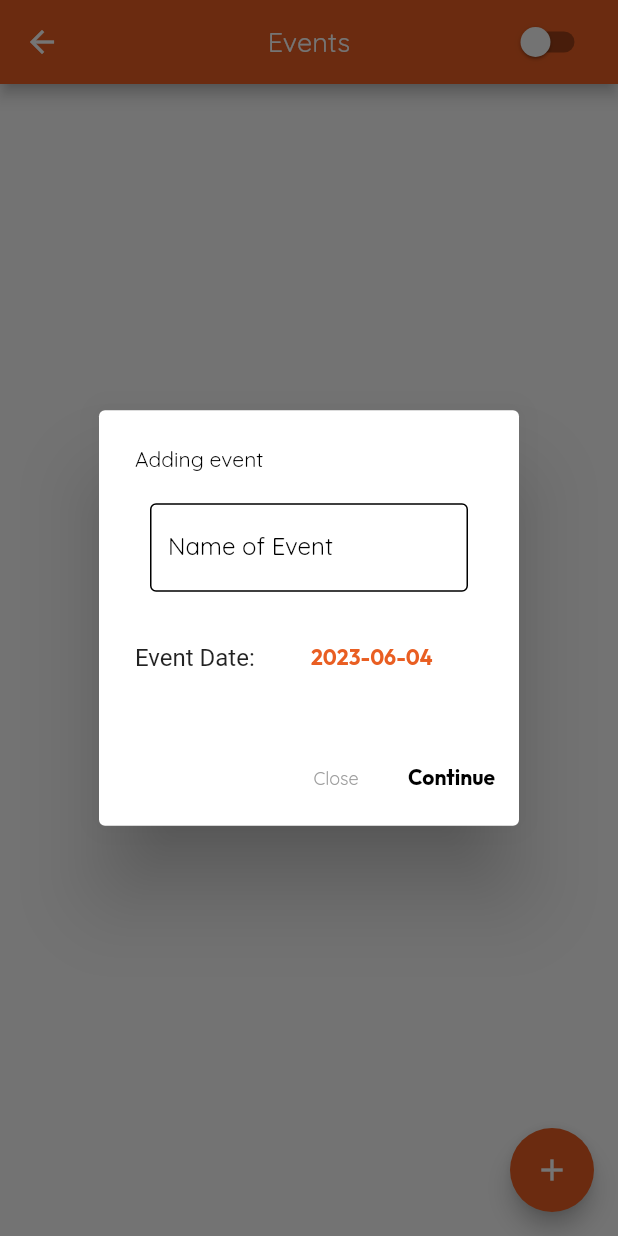
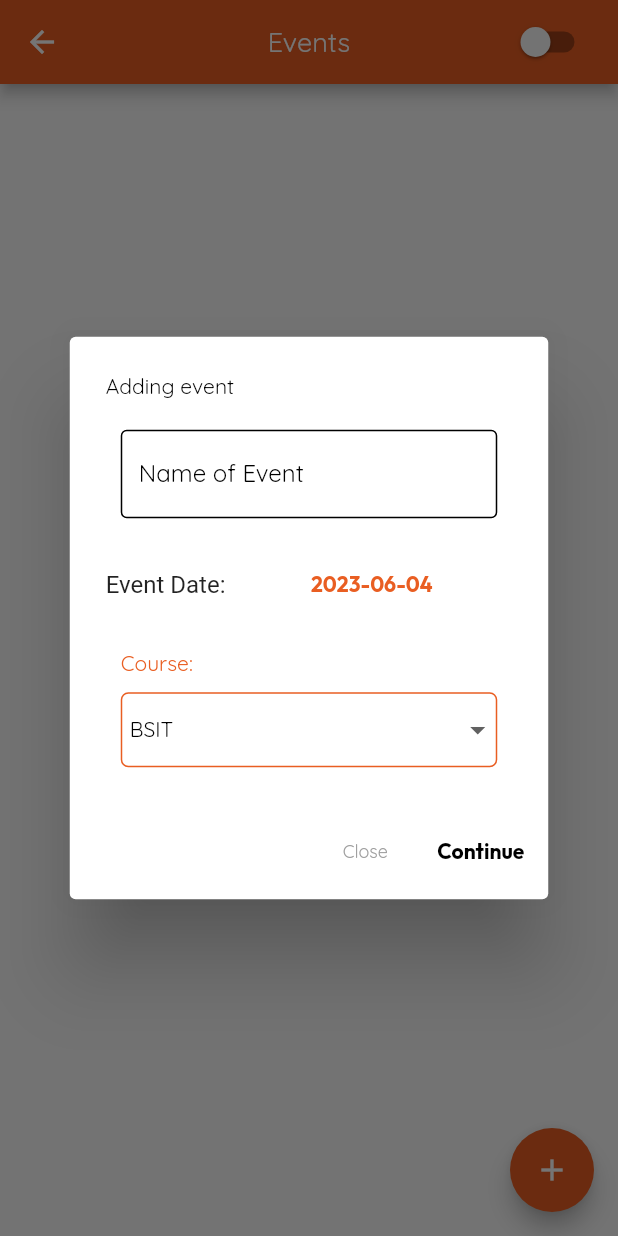
Before and after one commit to lansoyyy/biometrics_attendance_monitoring, a Flutter app: the EventTab screen opened directly, after a tap on the "add" icon, on a phone screen of 412 x 824 dp. Run offline on Flutter 3.47's test engine with Material 2 defaults, Android fonts, the phone set to English and light mode, and no system bars; our stand-ins replace cloud_firestore, firebase_auth, firebase_core, firebase_storage, fluttertoast, get_storage and 4 more; accounts and stored records are empty.

Commit message:
initial fix

```diff
--- a/lib/screens/tabs/attendance_tab.dart
+++ b/lib/screens/tabs/attendance_tab.dart
@@ -143,6 +143,7 @@ class _AttendanceTabState extends State<AttendanceTab> {
 
   @override
   Widget build(BuildContext context) {
+    print('hey $course');
     return Padding(
       padding: const EdgeInsets.only(left: 20, right: 20),
       child: SingleChildScrollView(
@@ -164,6 +165,7 @@ class _AttendanceTabState extends State<AttendanceTab> {
                     .where('day', isEqualTo: DateTime.now().day)
                     .where('month', isEqualTo: DateTime.now().month)
                     .where('year', isEqualTo: DateTime.now().year)
+                    .where('course', isEqualTo: course)
                     .snapshots(),
                 builder: (BuildContext context,
                     AsyncSnapshot<QuerySnapshot> snapshot) {
--- a/lib/screens/tabs/event_tab.dart
+++ b/lib/screens/tabs/event_tab.dart
@@ -18,8 +18,27 @@ class _EventTabState extends State<EventTab> {
   String name = '';
 
   bool _value = false;
+
+  List<String> dropdownItems = [
+    'BSIT',
+    'BSIS',
+    'BS IND TECH (ARCHITECTURAL DRAFTING)',
+    'BS IND TECH (AUTOMOTIVE)',
+    'BS IND TECH (COMPUTER TECHNOLOGY)',
+    'BS IND TECH (ELECTRICAL TECHNOLOGY)',
+    'BS IND TECH (ELECTRONICS TECHNOLOGY)',
+    'BS IND TECH (FOOD TRADES TECHNOLOGY)',
+    'BS IND TECH (MECHANICAL TECHNOLOGY)',
+    'BTVTED (ELECTRICAL TECHNOLOGY)',
+    'BTVTED (ELECTRONICS TECHNOLOGY)',
+    'BSCPE',
+    'BSECE',
+  ];
+
+  String selectedItem = 'BSIT';
   @override
   Widget build(BuildContext context) {
+    print(_value);
     return Scaffold(
       floatingActionButton: FloatingActionButton(
         backgroundColor: primary,
@@ -98,6 +117,59 @@ class _EventTabState extends State<EventTab> {
                               ),
                             ],
                           ),
+                          const SizedBox(
+                            height: 20,
+                          ),
+                          Align(
+                            alignment: Alignment.topLeft,
+                            child: Padding(
+                              padding:
+                                  const EdgeInsets.only(left: 10, bottom: 10),
+                              child: TextRegular(
+                                  text: 'Course:',
+                                  fontSize: 14,
+                                  color: primary),
+                            ),
+                          ),
+                          Padding(
+                            padding: const EdgeInsets.only(left: 10, right: 10),
+                            child: Container(
+                              decoration: BoxDecoration(
+                                  border: Border.all(
+                                    color: primary,
+                                  ),
+                                  borderRadius: BorderRadius.circular(5)),
+                              child: DropdownButton<String>(
+                                underline: const SizedBox(),
+                                value: selectedItem,
+                                items: dropdownItems.map((String item) {
+                                  return DropdownMenuItem<String>(
+                                    value: item,
+                                    child: Center(
+                                      child: SizedBox(
+                                        width: 225,
+                                        child: Padding(
+                                          padding: const EdgeInsets.all(5.0),
+                                          child: Text(
+                                            item,
+                                            style: const TextStyle(
+                                                color: Colors.black,
+                                                fontFamily: 'QRegular',
+                                                fontSize: 14),
+                                          ),
+                                        ),
+                                      ),
+                                    ),
+                                  );
+                                }).toList(),
+                                onChanged: (newValue) {
+                                  setState(() {
+                                    selectedItem = newValue.toString();
+                                  });
+                                },
+                              ),
+                            ),
+                          ),
                         ],
                       ),
                     );
@@ -112,7 +184,7 @@ class _EventTabState extends State<EventTab> {
                     ),
                     TextButton(
                       onPressed: () {
-                        addEvent(name, _selectedDate);
+                        addEvent(name, _selectedDate, selectedItem);
                         Navigator.pop(context);
                         Fluttertoast.showToast(msg: 'Event Added!');
                       },
@@ -138,8 +210,6 @@ class _EventTabState extends State<EventTab> {
               onChanged: (value) {
                 setState(() {
                   _value = value;
-                  if (_value == true) {
-                  } else {}
                 });
               },
             ),
@@ -202,7 +272,18 @@ class _EventTabState extends State<EventTab> {
                                   color: Colors.grey,
                                 ),
                               )
-                            : const SizedBox(),
+                            : IconButton(
+                                onPressed: () async {
+                                  await FirebaseFirestore.instance
+                                      .collection('Event')
+                                      .doc(data.docs[index].id)
+                                      .update({'status': 'Normal'});
+                                },
+                                icon: const Icon(
+                                  Icons.visibility,
+                                  color: Colors.grey,
+                                ),
+                              ),
                       ),
                     ),
                   );
--- a/lib/services/add_event.dart
+++ b/lib/services/add_event.dart
@@ -1,7 +1,7 @@
 import 'package:biometrics_attendance/services/add_notif.dart';
 import 'package:cloud_firestore/cloud_firestore.dart';
 
-Future addEvent(name, DateTime date) async {
+Future addEvent(name, DateTime date, course) async {
   final docUser = FirebaseFirestore.instance.collection('Event').doc();
 
   final json = {
@@ -11,7 +11,8 @@ Future addEvent(name, DateTime date) async {
     'year': date.year,
     'dateTime': DateTime.now(),
     'id': docUser.id,
-    'status': 'Normal'
+    'status': 'Normal',
+    'course': course
   };
 
   addNotif(name, date);
```
Also changed, not shown: lib/screens/landing_screen.dart (+26 -3 lines).
